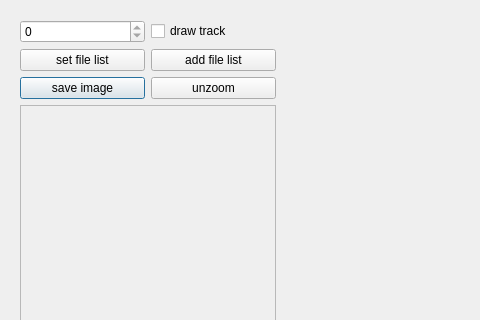
This is tools/eventdisplay/MainWindow.ui in bastianbeischer/analysis as Qt 5 draws it before an edit; both pictures show x 0 to 480 and y 0 to 320 of the 917 by 656 pixel window. The edited form follows.
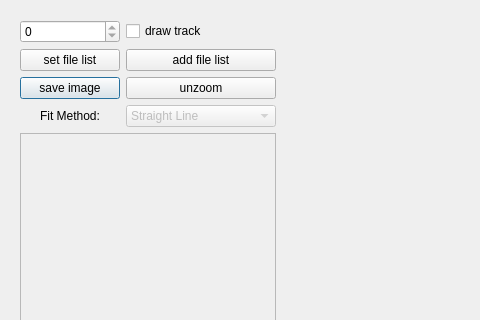
This is the edited form. Custom widgets are drawn as their Qt base class.

Commit message: Added drop down box for fit method.

```diff
--- a/tools/eventdisplay/MainWindow.ui
+++ b/tools/eventdisplay/MainWindow.ui
@@ -71,6 +71,38 @@
            </property>
           </widget>
          </item>
+         <item row="3" column="2">
+          <widget class="QComboBox" name="fitMethodComboBox">
+           <property name="enabled">
+            <bool>false</bool>
+           </property>
+           <item>
+            <property name="text">
+             <string>Straight Line</string>
+            </property>
+           </item>
+           <item>
+            <property name="text">
+             <string>Broken Line</string>
+            </property>
+           </item>
+           <item>
+            <property name="text">
+             <string>Centered Broken Line</string>
+            </property>
+           </item>
+          </widget>
+         </item>
+         <item row="3" column="1">
+          <widget class="QLabel" name="label">
+           <property name="text">
+            <string>Fit Method:</string>
+           </property>
+           <property name="alignment">
+            <set>Qt::AlignCenter</set>
+           </property>
+          </widget>
+         </item>
         </layout>
        </widget>
       </item>
```
Left out of the diff: 1 changed line with no effect on the pictures. The commit also changes 4 other files.
